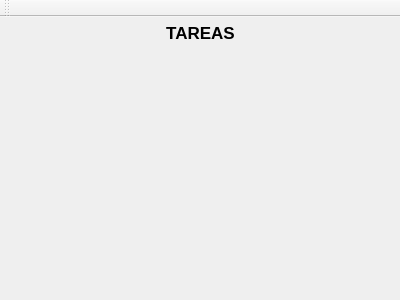
Above: mainwindow.ui from rNexeR/ColaDePrioridades before the change. Below: the same form after it.
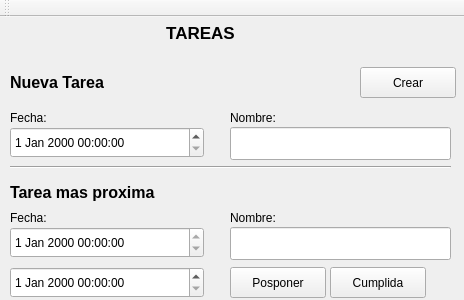
That is the form after the change.

What changed in the file:
```diff
--- a/mainwindow.ui
+++ b/mainwindow.ui
@@ -6,7 +6,7 @@
    <rect>
     <x>0</x>
     <y>0</y>
-    <width>400</width>
+    <width>464</width>
     <height>300</height>
    </rect>
   </property>
@@ -37,6 +37,209 @@
      <set>Qt::AlignCenter</set>
     </property>
    </widget>
+   <widget class="QDateTimeEdit" name="txtfecha">
+    <property name="geometry">
+     <rect>
+      <x>10</x>
+      <y>110</y>
+      <width>194</width>
+      <height>31</height>
+     </rect>
+    </property>
+   </widget>
+   <widget class="QLabel" name="label_2">
+    <property name="geometry">
+     <rect>
+      <x>10</x>
+      <y>50</y>
+      <width>101</width>
+      <height>31</height>
+     </rect>
+    </property>
+    <property name="font">
+     <font>
+      <pointsize>12</pointsize>
+      <weight>75</weight>
+      <bold>true</bold>
+     </font>
+    </property>
+    <property name="text">
+     <string>Nueva Tarea</string>
+    </property>
+   </widget>
+   <widget class="Line" name="line">
+    <property name="geometry">
+     <rect>
+      <x>10</x>
+      <y>140</y>
+      <width>441</width>
+      <height>20</height>
+     </rect>
+    </property>
+    <property name="orientation">
+     <enum>Qt::Horizontal</enum>
+    </property>
+   </widget>
+   <widget class="QLabel" name="label_3">
+    <property name="geometry">
+     <rect>
+      <x>10</x>
+      <y>90</y>
+      <width>91</width>
+      <height>21</height>
+     </rect>
+    </property>
+    <property name="text">
+     <string>Fecha:</string>
+    </property>
+   </widget>
+   <widget class="QLabel" name="label_4">
+    <property name="geometry">
+     <rect>
+      <x>230</x>
+      <y>90</y>
+      <width>91</width>
+      <height>21</height>
+     </rect>
+    </property>
+    <property name="text">
+     <string>Nombre:</string>
+    </property>
+   </widget>
+   <widget class="QLineEdit" name="txtnombre">
+    <property name="geometry">
+     <rect>
+      <x>230</x>
+      <y>110</y>
+      <width>221</width>
+      <height>33</height>
+     </rect>
+    </property>
+   </widget>
+   <widget class="QPushButton" name="pushButton">
+    <property name="geometry">
+     <rect>
+      <x>360</x>
+      <y>50</y>
+      <width>96</width>
+      <height>31</height>
+     </rect>
+    </property>
+    <property name="text">
+     <string>Crear</string>
+    </property>
+   </widget>
+   <widget class="QLabel" name="label_5">
+    <property name="geometry">
+     <rect>
+      <x>10</x>
+      <y>160</y>
+      <width>151</width>
+      <height>31</height>
+     </rect>
+    </property>
+    <property name="font">
+     <font>
+      <pointsize>12</pointsize>
+      <weight>75</weight>
+      <bold>true</bold>
+     </font>
+    </property>
+    <property name="text">
+     <string>Tarea mas proxima</string>
+    </property>
+   </widget>
+   <widget class="QLabel" name="label_6">
+    <property name="geometry">
+     <rect>
+      <x>230</x>
+      <y>190</y>
+      <width>91</width>
+      <height>21</height>
+     </rect>
+    </property>
+    <property name="text">
+     <string>Nombre:</string>
+    </property>
+   </widget>
+   <widget class="QLabel" name="label_7">
+    <property name="geometry">
+     <rect>
+      <x>10</x>
+      <y>190</y>
+      <width>91</width>
+      <height>21</height>
+     </rect>
+    </property>
+    <property name="text">
+     <string>Fecha:</string>
+    </property>
+   </widget>
+   <widget class="QDateTimeEdit" name="fecha">
+    <property name="geometry">
+     <rect>
+      <x>10</x>
+      <y>210</y>
+      <width>194</width>
+      <height>31</height>
+     </rect>
+    </property>
+    <property name="readOnly">
+     <bool>true</bool>
+    </property>
+   </widget>
+   <widget class="QLineEdit" name="nombre">
+    <property name="geometry">
+     <rect>
+      <x>230</x>
+      <y>210</y>
+      <width>221</width>
+      <height>33</height>
+     </rect>
+    </property>
+    <property name="readOnly">
+     <bool>true</bool>
+    </property>
+   </widget>
+   <widget class="QDateTimeEdit" name="fechanueva">
+    <property name="geometry">
+     <rect>
+      <x>10</x>
+      <y>250</y>
+      <width>194</width>
+      <height>31</height>
+     </rect>
+    </property>
+    <property name="readOnly">
+     <bool>false</bool>
+    </property>
+   </widget>
+   <widget class="QPushButton" name="pushButton_2">
+    <property name="geometry">
+     <rect>
+      <x>230</x>
+      <y>250</y>
+      <width>96</width>
+      <height>31</height>
+     </rect>
+    </property>
+    <property name="text">
+     <string>Posponer</string>
+    </property>
+   </widget>
+   <widget class="QPushButton" name="pushButton_3">
+    <property name="geometry">
+     <rect>
+      <x>330</x>
+      <y>250</y>
+      <width>96</width>
+      <height>31</height>
+     </rect>
+    </property>
+    <property name="text">
+     <string>Cumplida</string>
+    </property>
+   </widget>
   </widget>
   <widget class="QToolBar" name="mainToolBar">
    <attribute name="toolBarArea">
```
